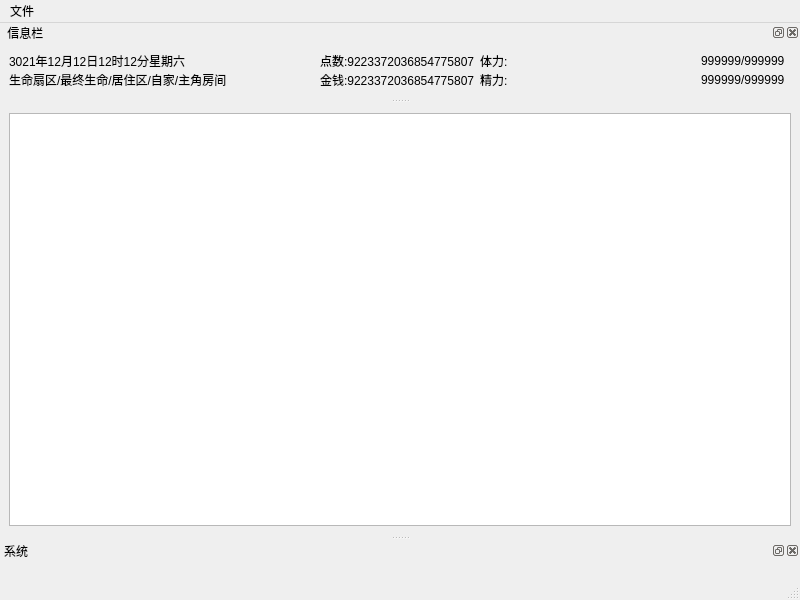
First picture: the form in Mainwindow.ui, repository 000Game000/MYGAME, before the edit.
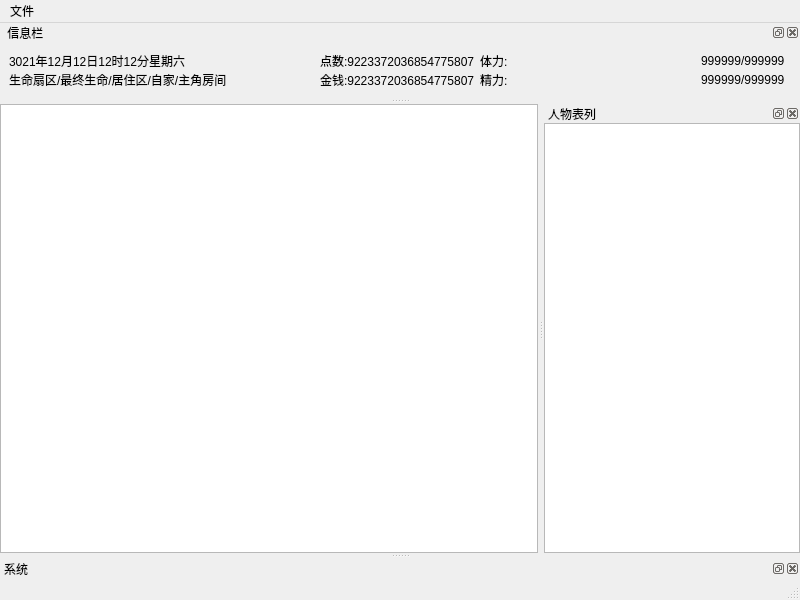
Second picture: the form after the edit. Custom widgets are drawn as their Qt base class.

Commit message: 0.0.0.4.1.0.0 完成附近人物显示

What changed in the file:
```diff
--- a/Mainwindow.ui
+++ b/Mainwindow.ui
@@ -21,6 +21,21 @@
   </property>
   <widget class="QWidget" name="centralwidget">
    <layout class="QVBoxLayout" name="verticalLayout">
+    <property name="spacing">
+     <number>0</number>
+    </property>
+    <property name="leftMargin">
+     <number>0</number>
+    </property>
+    <property name="topMargin">
+     <number>0</number>
+    </property>
+    <property name="rightMargin">
+     <number>0</number>
+    </property>
+    <property name="bottomMargin">
+     <number>0</number>
+    </property>
     <item>
      <widget class="QTextBrowser" name="textBrowser">
       <property name="html">
@@ -56,6 +71,69 @@
    <addaction name="menu"/>
   </widget>
   <widget class="QStatusBar" name="statusbar"/>
+  <widget class="QDockWidget" name="systemCommand">
+   <property name="windowTitle">
+    <string>系统</string>
+   </property>
+   <attribute name="dockWidgetArea">
+    <number>8</number>
+   </attribute>
+   <widget class="QWidget" name="dockWidgetContents">
+    <layout class="QVBoxLayout" name="verticalLayout_5">
+     <property name="spacing">
+      <number>0</number>
+     </property>
+     <property name="leftMargin">
+      <number>0</number>
+     </property>
+     <property name="topMargin">
+      <number>0</number>
+     </property>
+     <property name="rightMargin">
+      <number>0</number>
+     </property>
+     <property name="bottomMargin">
+      <number>0</number>
+     </property>
+    </layout>
+   </widget>
+  </widget>
+  <widget class="QDockWidget" name="peopleListDock">
+   <property name="maximumSize">
+    <size>
+     <width>524287</width>
+     <height>524287</height>
+    </size>
+   </property>
+   <property name="windowTitle">
+    <string>人物表列</string>
+   </property>
+   <attribute name="dockWidgetArea">
+    <number>2</number>
+   </attribute>
+   <widget class="QWidget" name="dockWidgetContents_2">
+    <layout class="QHBoxLayout" name="horizontalLayout_4">
+     <property name="spacing">
+      <number>0</number>
+     </property>
+     <property name="leftMargin">
+      <number>0</number>
+     </property>
+     <property name="topMargin">
+      <number>0</number>
+     </property>
+     <property name="rightMargin">
+      <number>0</number>
+     </property>
+     <property name="bottomMargin">
+      <number>0</number>
+     </property>
+     <item>
+      <widget class="QListWidget" name="PeopleListWidget"/>
+     </item>
+    </layout>
+   </widget>
+  </widget>
   <widget class="QDockWidget" name="Information">
    <property name="windowTitle">
     <string> 信息栏</string>
@@ -297,17 +375,6 @@
     </layout>
    </widget>
   </widget>
-  <widget class="QDockWidget" name="systemCommand">
-   <property name="windowTitle">
-    <string>系统</string>
-   </property>
-   <attribute name="dockWidgetArea">
-    <number>8</number>
-   </attribute>
-   <widget class="QWidget" name="dockWidgetContents">
-    <layout class="QVBoxLayout" name="verticalLayout_5"/>
-   </widget>
-  </widget>
   <action name="actionread_S">
    <property name="text">
     <string>Load(&amp;L)</string>
```
Left out of the diff: 13 changed lines with no effect on the pictures. The commit also changes 10 other files.
